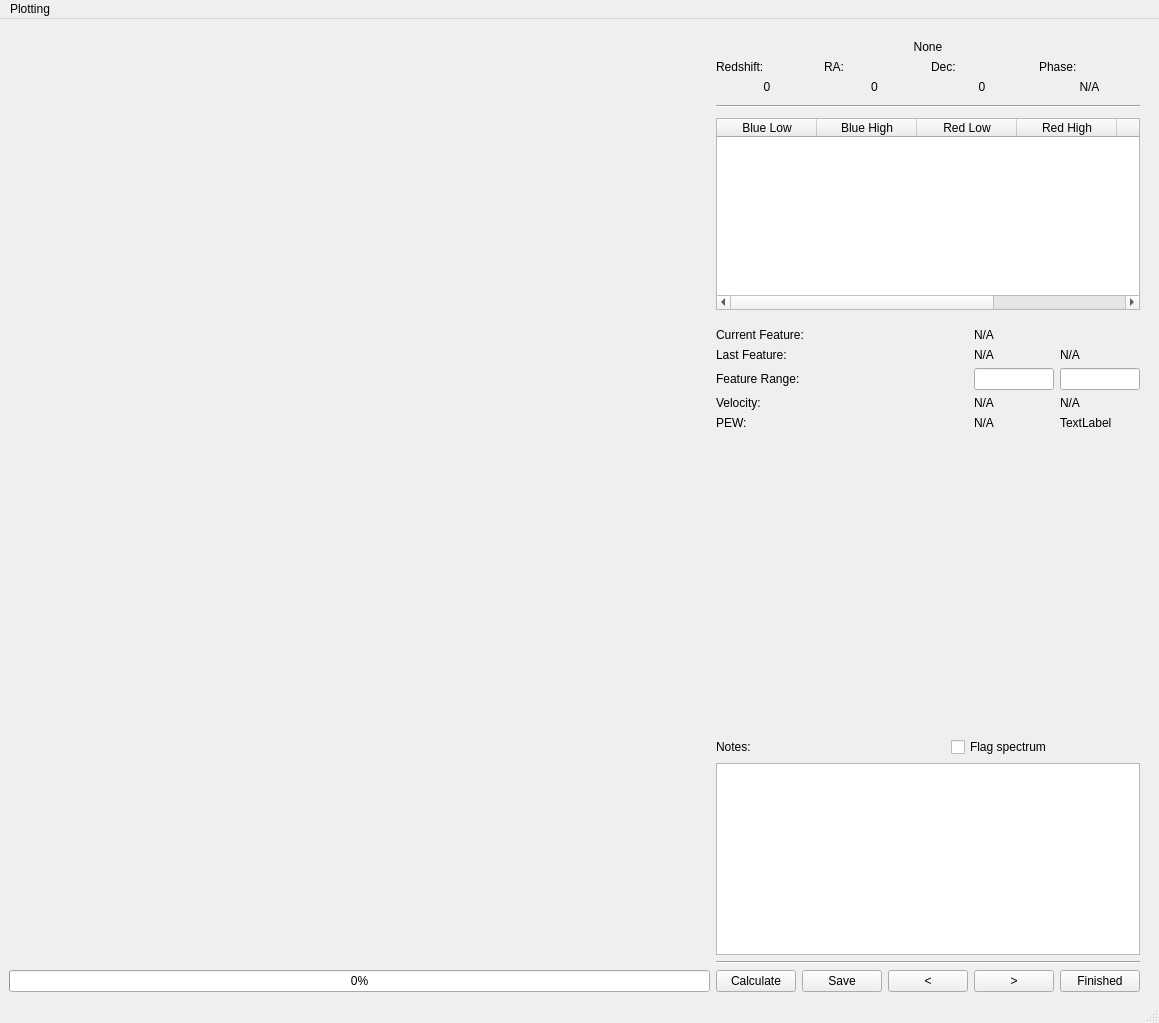
Above: spec_analysis/app/gui_layouts/mainwindow.ui from mwvgroup/SN-Spectral-Evolution before the change. Below: the same form after it.
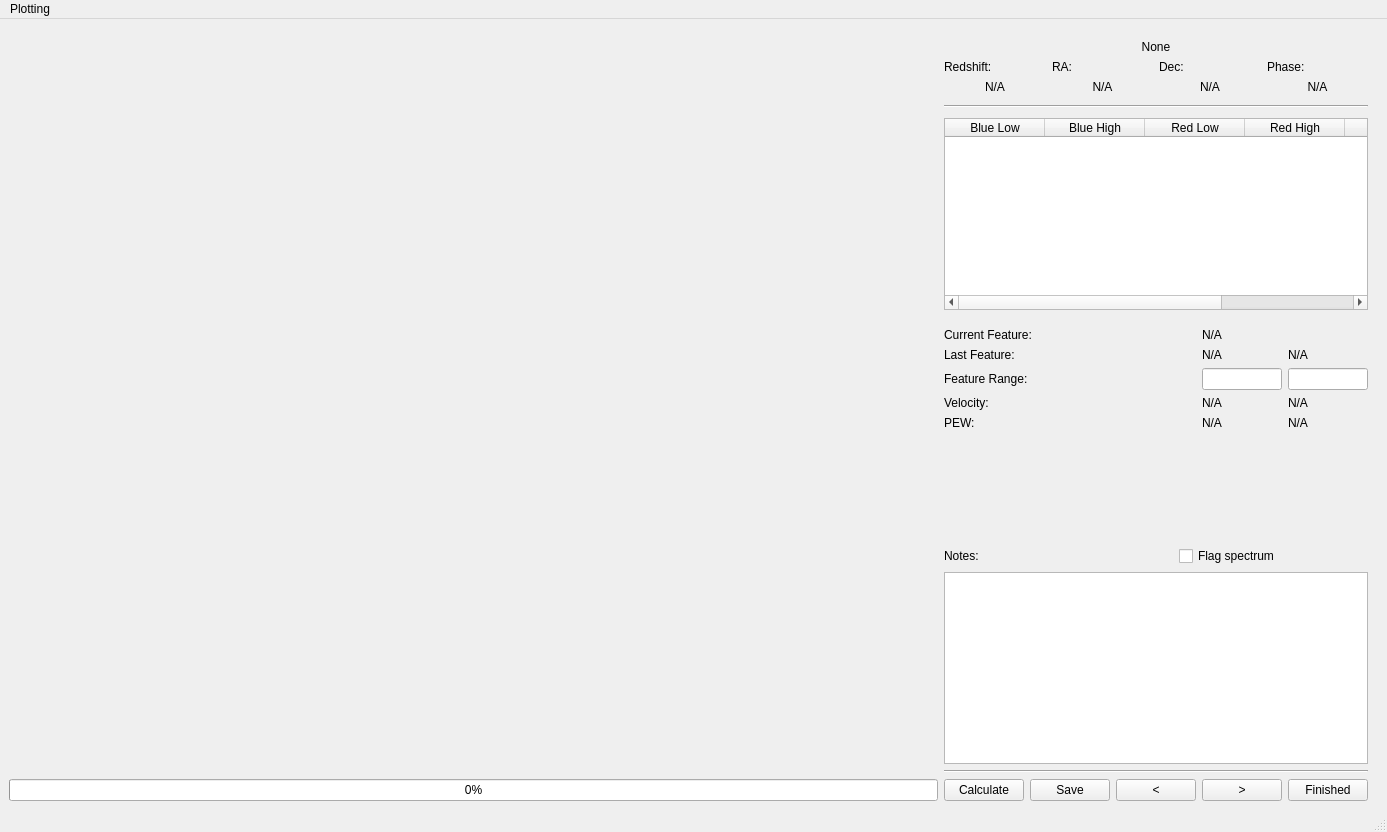
That is the form after the change. Custom widgets are drawn as their Qt base class.

Commit message: Renames GUI widgets for clarity

Diff of the .ui file:
```diff
--- a/spec_analysis/app/gui_layouts/mainwindow.ui
+++ b/spec_analysis/app/gui_layouts/mainwindow.ui
@@ -6,8 +6,8 @@
    <rect>
     <x>0</x>
     <y>0</y>
-    <width>1159</width>
-    <height>1023</height>
+    <width>1387</width>
+    <height>832</height>
    </rect>
   </property>
   <property name="windowTitle">
@@ -33,15 +33,11 @@
          </widget>
         </item>
         <item>
-         <layout class="QHBoxLayout" name="horizontalLayout_6">
-          <item>
-           <widget class="QProgressBar" name="progress_bar">
-            <property name="value">
-             <number>0</number>
-            </property>
-           </widget>
-          </item>
-         </layout>
+         <widget class="QProgressBar" name="progress_bar">
+          <property name="value">
+           <number>0</number>
+          </property>
+         </widget>
         </item>
        </layout>
       </item>
@@ -103,7 +99,7 @@
           <item row="3" column="1">
            <widget class="QLabel" name="current_ra_label">
             <property name="text">
-             <string>0</string>
+             <string>N/A</string>
             </property>
             <property name="alignment">
              <set>Qt::AlignCenter</set>
@@ -113,7 +109,7 @@
           <item row="3" column="0">
            <widget class="QLabel" name="current_redshift_label">
             <property name="text">
-             <string>0</string>
+             <string>N/A</string>
             </property>
             <property name="alignment">
              <set>Qt::AlignCenter</set>
@@ -123,7 +119,7 @@
           <item row="3" column="2">
            <widget class="QLabel" name="current_dec_label">
             <property name="text">
-             <string>0</string>
+             <string>N/A</string>
             </property>
             <property name="alignment">
              <set>Qt::AlignCenter</set>
@@ -236,7 +232,7 @@
            </widget>
           </item>
           <item row="4" column="1">
-           <widget class="QLabel" name="pew_label">
+           <widget class="QLabel" name="current_pew_label">
             <property name="text">
              <string>N/A</string>
             </property>
@@ -282,15 +278,15 @@
            </widget>
           </item>
           <item row="3" column="0">
-           <widget class="QLabel" name="label_2">
-            <property name="text">
-             <string>Velocity:</string>
-            </property>
-           </widget>
-          </item>
-          <item row="3" column="1">
            <widget class="QLabel" name="velocity_label">
             <property name="text">
+             <string>Velocity:</string>
+            </property>
+           </widget>
+          </item>
+          <item row="3" column="1">
+           <widget class="QLabel" name="current_velocity_label">
+            <property name="text">
              <string>N/A</string>
             </property>
            </widget>
@@ -298,7 +294,7 @@
           <item row="4" column="2">
            <widget class="QLabel" name="pew_err_label">
             <property name="text">
-             <string>TextLabel</string>
+             <string>N/A</string>
             </property>
            </widget>
           </item>
@@ -310,7 +306,7 @@
            </widget>
           </item>
           <item row="4" column="0">
-           <widget class="QLabel" name="label_3">
+           <widget class="QLabel" name="pew_label">
             <property name="text">
              <string>PEW:</string>
             </property>
@@ -461,7 +457,7 @@
     <rect>
      <x>0</x>
      <y>0</y>
-     <width>1159</width>
+     <width>1387</width>
      <height>24</height>
     </rect>
    </property>
```
Left out of the diff: 30 changed lines with no effect on the pictures. The commit also changes 1 other file.
